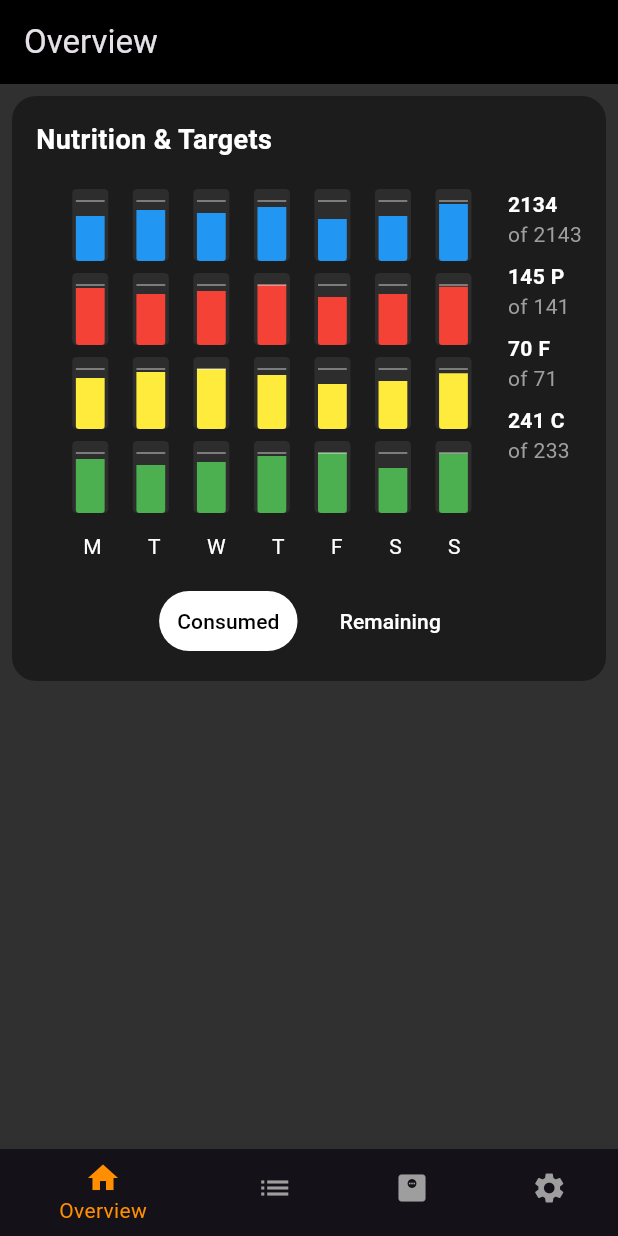
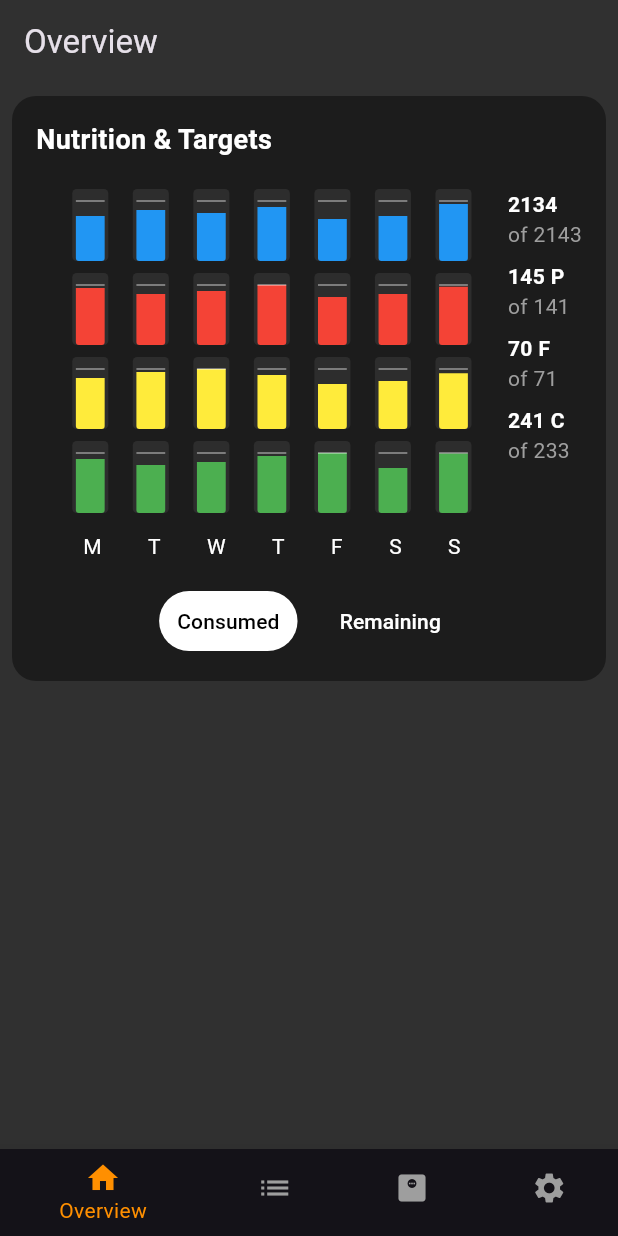
Before and after one commit to chadat23/free_cal_counter1, a Flutter app: the screen it shows after launch, on a phone screen of 412 x 824 dp. Run offline on Flutter 3.47's test engine with Material 3 defaults, Android fonts, the phone set to English and light mode, and no system bars.

Commit message:
Color stuff cleaned up

```diff
--- a/lib/screens/home_screen.dart
+++ b/lib/screens/home_screen.dart
@@ -21,10 +21,8 @@ class HomeScreen extends StatelessWidget {
     final navigationProvider = Provider.of<NavigationProvider>(context);
 
     return Scaffold(
-      body: SafeArea(
-        child: Center(
-          child: _widgetOptions.elementAt(navigationProvider.selectedIndex),
-        ),
+      body: Center(
+        child: _widgetOptions.elementAt(navigationProvider.selectedIndex),
       ),
       bottomNavigationBar: BottomNavigationBar(
         items: const <BottomNavigationBarItem>[
--- a/lib/screens/log_screen.dart
+++ b/lib/screens/log_screen.dart
@@ -1,10 +1,13 @@
 import 'package:flutter/material.dart';
+import 'package:free_cal_counter1/widgets/screen_background.dart';
 
 class LogScreen extends StatelessWidget {
   const LogScreen({super.key});
 
   @override
   Widget build(BuildContext context) {
-    return const Scaffold(body: Center(child: Text('Log Screen')));
+    return const ScreenBackground(
+      child: Center(child: Text('Log Screen')),
+    );
   }
 }
--- a/lib/screens/overview_screen.dart
+++ b/lib/screens/overview_screen.dart
@@ -1,18 +1,19 @@
 import 'package:flutter/material.dart';
 import 'package:free_cal_counter1/widgets/nutrition_targets_overview_chart.dart';
+import 'package:free_cal_counter1/widgets/screen_background.dart';
 
 class OverviewScreen extends StatelessWidget {
   const OverviewScreen({super.key});
 
   @override
   Widget build(BuildContext context) {
-    return Scaffold(
+    return ScreenBackground(
       appBar: AppBar(
         title: const Text('Overview'),
-        backgroundColor: Colors.black,
+        backgroundColor: Colors.transparent,
+        elevation: 0,
       ),
-      backgroundColor: Theme.of(context).scaffoldBackgroundColor,
-      body: ListView(
+      child: ListView(
         children: const [
           Padding(
             padding: EdgeInsets.all(8.0),
--- a/lib/screens/settings_screen.dart
+++ b/lib/screens/settings_screen.dart
@@ -1,10 +1,13 @@
 import 'package:flutter/material.dart';
+import 'package:free_cal_counter1/widgets/screen_background.dart';
 
 class SettingsScreen extends StatelessWidget {
   const SettingsScreen({super.key});
 
   @override
   Widget build(BuildContext context) {
-    return const Scaffold(body: Center(child: Text('Settings Screen')));
+    return const ScreenBackground(
+      child: Center(child: Text('Settings Screen')),
+    );
   }
 }
--- a/lib/screens/weight_screen.dart
+++ b/lib/screens/weight_screen.dart
@@ -1,10 +1,13 @@
 import 'package:flutter/material.dart';
+import 'package:free_cal_counter1/widgets/screen_background.dart';
 
 class WeightScreen extends StatelessWidget {
   const WeightScreen({super.key});
 
   @override
   Widget build(BuildContext context) {
-    return const Scaffold(body: Center(child: Text('Weight Screen')));
+    return const ScreenBackground(
+      child: Center(child: Text('Weight Screen')),
+    );
   }
 }
--- /dev/null
+++ b/lib/widgets/screen_background.dart
@@ -0,0 +1,23 @@
+import 'package:flutter/material.dart';
+import 'package:free_cal_counter1/config/app_colors.dart';
+
+class ScreenBackground extends StatelessWidget {
+  final Widget child;
+  final PreferredSizeWidget? appBar;
+
+  const ScreenBackground({
+    super.key,
+    required this.child,
+    this.appBar,
+  });
+
+  @override
+  Widget build(BuildContext context) {
+    return Scaffold(
+      appBar: appBar,
+      body: SafeArea(
+        child: child,
+      ),
+    );
+  }
+}
```
Also changed, not shown: 2 other files.
